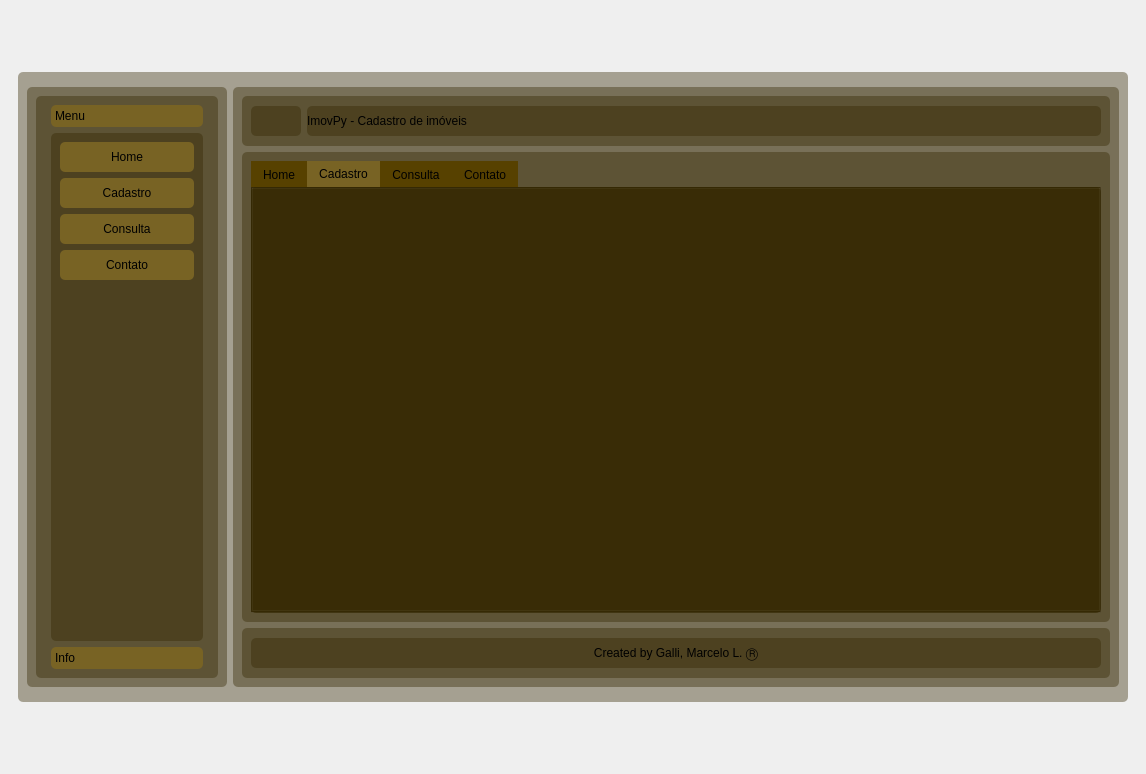
Qt form imovpy.ui (MarceloGalliDev/ImovPy) before a commit.
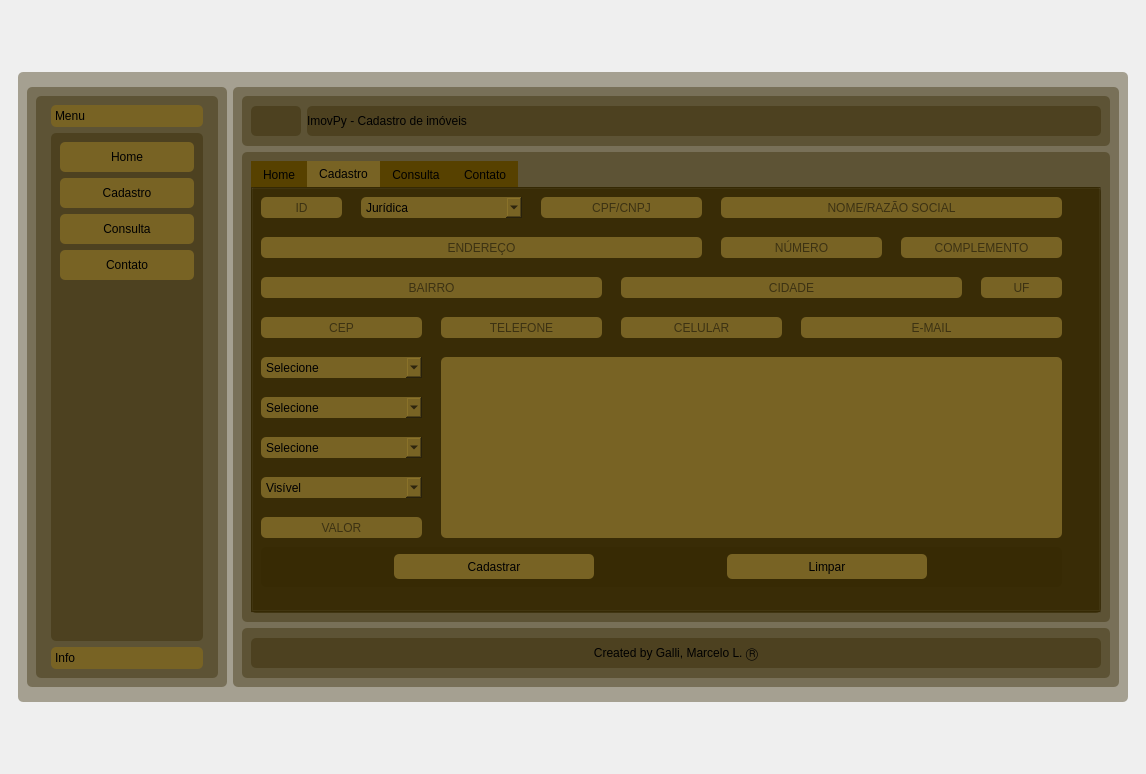
The same form after that commit. The open tabs and pages were chosen to show the change. Icons and pictures are not drawn.

```diff
--- a/imovpy.ui
+++ b/imovpy.ui
@@ -14,8 +14,8 @@
    <string>MainWindow</string>
   </property>
   <widget class="QWidget" name="centralwidget">
-   <layout class="QHBoxLayout" name="horizontalLayout">
-    <item>
+   <layout class="QGridLayout" name="gridLayout">
+    <item row="0" column="0">
      <widget class="QFrame" name="frame_page_content">
       <property name="minimumSize">
        <size>
@@ -322,7 +322,7 @@
          </property>
          <property name="maximumSize">
           <size>
-           <width>900</width>
+           <width>1500</width>
            <height>600</height>
           </size>
          </property>
@@ -422,6 +422,21 @@
             <layout class="QHBoxLayout" name="horizontalLayout_6">
              <item>
               <widget class="QTabWidget" name="tabWidget">
+               <property name="sizePolicy">
+                <sizepolicy hsizetype="Expanding" vsizetype="Expanding">
+                 <horstretch>0</horstretch>
+                 <verstretch>0</verstretch>
+                </sizepolicy>
+               </property>
+               <property name="minimumSize">
+                <size>
+                 <width>0</width>
+                 <height>0</height>
+                </size>
+               </property>
+               <property name="cursor">
+                <cursorShape>ArrowCursor</cursorShape>
+               </property>
                <property name="styleSheet">
                 <string notr="true">QTabBar::tab{
 	background-color: rgb(87, 65, 0);
@@ -433,6 +448,12 @@
 
 </string>
                </property>
+               <property name="tabPosition">
+                <enum>QTabWidget::North</enum>
+               </property>
+               <property name="tabShape">
+                <enum>QTabWidget::Rounded</enum>
+               </property>
                <property name="currentIndex">
                 <number>0</number>
                </property>
@@ -454,9 +475,521 @@
                 </layout>
                </widget>
                <widget class="QWidget" name="tab_Cadastro">
+                <property name="styleSheet">
+                 <string notr="true">QComboBox{
+	background-color: #786324;
+}
+
+QLineEdit{
+	background-color: #786324;
+}
+
+QTextEdit{
+	background-color: #786324;
+}</string>
+                </property>
                 <attribute name="title">
                  <string>Cadastro</string>
                 </attribute>
+                <widget class="QComboBox" name="comboBox_status">
+                 <property name="geometry">
+                  <rect>
+                   <x>10</x>
+                   <y>210</y>
+                   <width>161</width>
+                   <height>21</height>
+                  </rect>
+                 </property>
+                 <item>
+                  <property name="text">
+                   <string>Selecione</string>
+                  </property>
+                 </item>
+                 <item>
+                  <property name="text">
+                   <string>Disponível</string>
+                  </property>
+                 </item>
+                 <item>
+                  <property name="text">
+                   <string>Locado</string>
+                  </property>
+                 </item>
+                 <item>
+                  <property name="text">
+                   <string>Vendido</string>
+                  </property>
+                 </item>
+                 <item>
+                  <property name="text">
+                   <string>À Liberar</string>
+                  </property>
+                 </item>
+                </widget>
+                <widget class="QComboBox" name="comboBox_caracteristica">
+                 <property name="geometry">
+                  <rect>
+                   <x>10</x>
+                   <y>250</y>
+                   <width>161</width>
+                   <height>21</height>
+                  </rect>
+                 </property>
+                 <item>
+                  <property name="text">
+                   <string>Selecione</string>
+                  </property>
+                 </item>
+                 <item>
+                  <property name="text">
+                   <string>Apartamento</string>
+                  </property>
+                 </item>
+                 <item>
+                  <property name="text">
+                   <string>Casa</string>
+                  </property>
+                 </item>
+                 <item>
+                  <property name="text">
+                   <string>Terreno</string>
+                  </property>
+                 </item>
+                 <item>
+                  <property name="text">
+                   <string>Rural</string>
+                  </property>
+                 </item>
+                </widget>
+                <widget class="QComboBox" name="comboBox_opcao">
+                 <property name="geometry">
+                  <rect>
+                   <x>10</x>
+                   <y>290</y>
+                   <width>161</width>
+                   <height>21</height>
+                  </rect>
+                 </property>
+                 <item>
+                  <property name="text">
+                   <string>Visível</string>
+                  </property>
+                 </item>
+                 <item>
+                  <property name="text">
+                   <string>Oculto</string>
+                  </property>
+                 </item>
+                </widget>
+                <widget class="QTextEdit" name="textEdit_descricao">
+                 <property name="geometry">
+                  <rect>
+                   <x>190</x>
+                   <y>170</y>
+                   <width>621</width>
+                   <height>181</height>
+                  </rect>
+                 </property>
+                </widget>
+                <widget class="QComboBox" name="comboBox_tipo">
+                 <property name="geometry">
+                  <rect>
+                   <x>10</x>
+                   <y>170</y>
+                   <width>161</width>
+                   <height>21</height>
+                  </rect>
+                 </property>
+                 <item>
+                  <property name="text">
+                   <string>Selecione</string>
+                  </property>
+                 </item>
+                 <item>
+                  <property name="text">
+                   <string>Venda</string>
+                  </property>
+                 </item>
+                 <item>
+                  <property name="text">
+                   <string>Locação</string>
+                  </property>
+                 </item>
+                 <item>
+                  <property name="text">
+                   <string>Venda/Locação</string>
+                  </property>
+                 </item>
+                </widget>
+                <widget class="QLineEdit" name="lineEdit_valor">
+                 <property name="geometry">
+                  <rect>
+                   <x>10</x>
+                   <y>330</y>
+                   <width>161</width>
+                   <height>21</height>
+                  </rect>
+                 </property>
+                 <property name="text">
+                  <string/>
+                 </property>
+                 <property name="alignment">
+                  <set>Qt::AlignCenter</set>
+                 </property>
+                 <property name="placeholderText">
+                  <string>VALOR</string>
+                 </property>
+                </widget>
+                <widget class="QLineEdit" name="lineEdit_cpf_cnpj">
+                 <property name="geometry">
+                  <rect>
+                   <x>290</x>
+                   <y>10</y>
+                   <width>161</width>
+                   <height>21</height>
+                  </rect>
+                 </property>
+                 <property name="text">
+                  <string/>
+                 </property>
+                 <property name="alignment">
+                  <set>Qt::AlignCenter</set>
+                 </property>
+                 <property name="placeholderText">
+                  <string>CPF/CNPJ</string>
+                 </property>
+                </widget>
+                <widget class="QLineEdit" name="lineEdit_nome">
+                 <property name="geometry">
+                  <rect>
+                   <x>470</x>
+                   <y>10</y>
+                   <width>341</width>
+                   <height>21</height>
+                  </rect>
+                 </property>
+                 <property name="text">
+                  <string/>
+                 </property>
+                 <property name="alignment">
+                  <set>Qt::AlignCenter</set>
+                 </property>
+                 <property name="placeholderText">
+                  <string>NOME/RAZÃO SOCIAL</string>
+                 </property>
+                </widget>
+                <widget class="QLineEdit" name="lineEdit_id">
+                 <property name="geometry">
+                  <rect>
+                   <x>10</x>
+                   <y>10</y>
+                   <width>81</width>
+                   <height>21</height>
+                  </rect>
+                 </property>
+                 <property name="text">
+                  <string/>
+                 </property>
+                 <property name="alignment">
+                  <set>Qt::AlignCenter</set>
+                 </property>
+                 <property name="placeholderText">
+                  <string>ID</string>
+                 </property>
+                </widget>
+                <widget class="QLineEdit" name="lineEdit_logradouro">
+                 <property name="geometry">
+                  <rect>
+                   <x>10</x>
+                   <y>50</y>
+                   <width>441</width>
+                   <height>21</height>
+                  </rect>
+                 </property>
+                 <property name="text">
+                  <string/>
+                 </property>
+                 <property name="alignment">
+                  <set>Qt::AlignCenter</set>
+                 </property>
+                 <property name="placeholderText">
+                  <string>ENDEREÇO</string>
+                 </property>
+                </widget>
+                <widget class="QComboBox" name="comboBox_persona">
+                 <property name="geometry">
+                  <rect>
+                   <x>110</x>
+                   <y>10</y>
+                   <width>161</width>
+                   <height>21</height>
+                  </rect>
+                 </property>
+                 <item>
+                  <property name="text">
+                   <string>Jurídica</string>
+                  </property>
+                 </item>
+                 <item>
+                  <property name="text">
+                   <string>Física</string>
+                  </property>
+                 </item>
+                </widget>
+                <widget class="QLineEdit" name="lineEdit_numero">
+                 <property name="geometry">
+                  <rect>
+                   <x>470</x>
+                   <y>50</y>
+                   <width>161</width>
+                   <height>21</height>
+                  </rect>
+                 </property>
+                 <property name="text">
+                  <string/>
+                 </property>
+                 <property name="alignment">
+                  <set>Qt::AlignCenter</set>
+                 </property>
+                 <property name="placeholderText">
+                  <string>NÚMERO</string>
+                 </property>
+                </widget>
+                <widget class="QLineEdit" name="lineEdit_complemento">
+                 <property name="geometry">
+                  <rect>
+                   <x>650</x>
+                   <y>50</y>
+                   <width>161</width>
+                   <height>21</height>
+                  </rect>
+                 </property>
+                 <property name="text">
+                  <string/>
+                 </property>
+                 <property name="alignment">
+                  <set>Qt::AlignCenter</set>
+                 </property>
+                 <property name="placeholderText">
+                  <string>COMPLEMENTO</string>
+                 </property>
+                </widget>
+                <widget class="QLineEdit" name="lineEdit_cidade">
+                 <property name="geometry">
+                  <rect>
+                   <x>370</x>
+                   <y>90</y>
+                   <width>341</width>
+                   <height>21</height>
+                  </rect>
+                 </property>
+                 <property name="text">
+                  <string/>
+                 </property>
+                 <property name="alignment">
+                  <set>Qt::AlignCenter</set>
+                 </property>
+                 <property name="placeholderText">
+                  <string>CIDADE</string>
+                 </property>
+                </widget>
+                <widget class="QLineEdit" name="lineEdit_bairro">
+                 <property name="geometry">
+                  <rect>
+                   <x>10</x>
+                   <y>90</y>
+                   <width>341</width>
+                   <height>21</height>
+                  </rect>
+                 </property>
+                 <property name="text">
+                  <string/>
+                 </property>
+                 <property name="alignment">
+                  <set>Qt::AlignCenter</set>
+                 </property>
+                 <property name="placeholderText">
+                  <string>BAIRRO</string>
+                 </property>
+                </widget>
+                <widget class="QLineEdit" name="lineEdit_uf">
+                 <property name="geometry">
+                  <rect>
+                   <x>730</x>
+                   <y>90</y>
+                   <width>81</width>
+                   <height>21</height>
+                  </rect>
+                 </property>
+                 <property name="text">
+                  <string/>
+                 </property>
+                 <property name="alignment">
+                  <set>Qt::AlignCenter</set>
+                 </property>
+                 <property name="placeholderText">
+                  <string>UF</string>
+                 </property>
+                </widget>
+                <widget class="QLineEdit" name="lineEdit_cep">
+                 <property name="geometry">
+                  <rect>
+                   <x>10</x>
+                   <y>130</y>
+                   <width>161</width>
+                   <height>21</height>
+                  </rect>
+                 </property>
+                 <property name="text">
+                  <string/>
+                 </property>
+                 <property name="alignment">
+                  <set>Qt::AlignCenter</set>
+                 </property>
+                 <property name="placeholderText">
+                  <string>CEP</string>
+                 </property>
+                </widget>
+                <widget class="QLineEdit" name="lineEdit_telefone">
+                 <property name="geometry">
+                  <rect>
+                   <x>190</x>
+                   <y>130</y>
+                   <width>161</width>
+                   <height>21</height>
+                  </rect>
+                 </property>
+                 <property name="text">
+                  <string/>
+                 </property>
+                 <property name="alignment">
+                  <set>Qt::AlignCenter</set>
+                 </property>
+                 <property name="placeholderText">
+                  <string>TELEFONE</string>
+                 </property>
+                </widget>
+                <widget class="QLineEdit" name="lineEdit_celular">
+                 <property name="geometry">
+                  <rect>
+                   <x>370</x>
+                   <y>130</y>
+                   <width>161</width>
+                   <height>21</height>
+                  </rect>
+                 </property>
+                 <property name="text">
+                  <string/>
+                 </property>
+                 <property name="alignment">
+                  <set>Qt::AlignCenter</set>
+                 </property>
+                 <property name="placeholderText">
+                  <string>CELULAR</string>
+                 </property>
+                </widget>
+                <widget class="QLineEdit" name="lineEdit_email">
+                 <property name="geometry">
+                  <rect>
+                   <x>550</x>
+                   <y>130</y>
+                   <width>261</width>
+                   <height>21</height>
+                  </rect>
+                 </property>
+                 <property name="text">
+                  <string/>
+                 </property>
+                 <property name="alignment">
+                  <set>Qt::AlignCenter</set>
+                 </property>
+                 <property name="placeholderText">
+                  <string>E-MAIL</string>
+                 </property>
+                </widget>
+                <widget class="QFrame" name="frame_btn_cadastro">
+                 <property name="geometry">
+                  <rect>
+                   <x>10</x>
+                   <y>360</y>
+                   <width>801</width>
+                   <height>40</height>
+                  </rect>
+                 </property>
+                 <property name="frameShape">
+                  <enum>QFrame::StyledPanel</enum>
+                 </property>
+                 <property name="frameShadow">
+                  <enum>QFrame::Raised</enum>
+                 </property>
+                 <layout class="QHBoxLayout" name="horizontalLayout">
+                  <property name="spacing">
+                   <number>0</number>
+                  </property>
+                  <property name="leftMargin">
+                   <number>0</number>
+                  </property>
+                  <property name="topMargin">
+                   <number>0</number>
+                  </property>
+                  <property name="rightMargin">
+                   <number>0</number>
+                  </property>
+                  <property name="bottomMargin">
+                   <number>0</number>
+                  </property>
+                  <item>
+                   <widget class="QPushButton" name="btn_cadastrar">
+                    <property name="maximumSize">
+                     <size>
+                      <width>200</width>
+                      <height>25</height>
+                     </size>
+                    </property>
+                    <property name="styleSheet">
+                     <string notr="true">QPushButton {
+	background-color: #786324;
+	border-radius: 5px
+}
+
+QPushButton:hover {
+	background-color: #c49300;
+	border-radius: 5px
+}
+</string>
+                    </property>
+                    <property name="text">
+                     <string>Cadastrar</string>
+                    </property>
+                   </widget>
+                  </item>
+                  <item>
+                   <widget class="QPushButton" name="btn_limpar">
+                    <property name="maximumSize">
+                     <size>
+                      <width>200</width>
+                      <height>25</height>
+                     </size>
+                    </property>
+                    <property name="styleSheet">
+                     <string notr="true">QPushButton {
+	background-color: #786324;
+	border-radius: 5px
+}
+
+QPushButton:hover {
+	background-color: #c49300;
+	border-radius: 5px
+}
+</string>
+                    </property>
+                    <property name="text">
+                     <string>Limpar</string>
+                    </property>
+                   </widget>
+                  </item>
+                 </layout>
+                </widget>
                </widget>
                <widget class="QWidget" name="tab_Consultar">
                 <attribute name="title">
```
Left out of the diff: 285 changed lines with no effect on the pictures.
